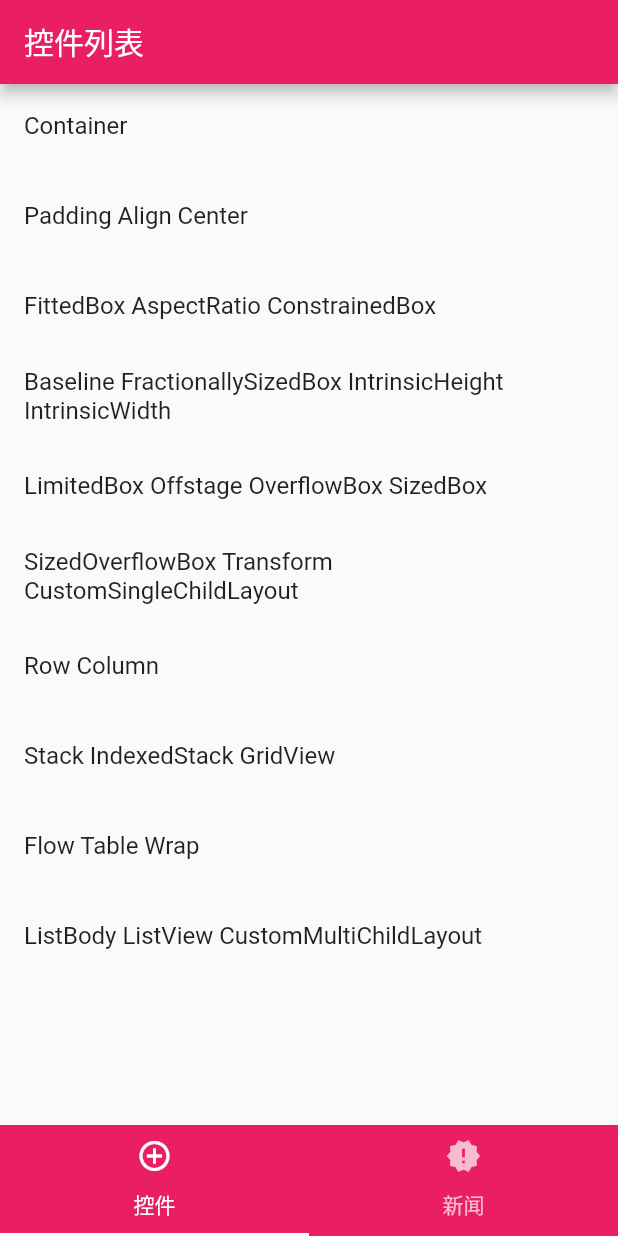
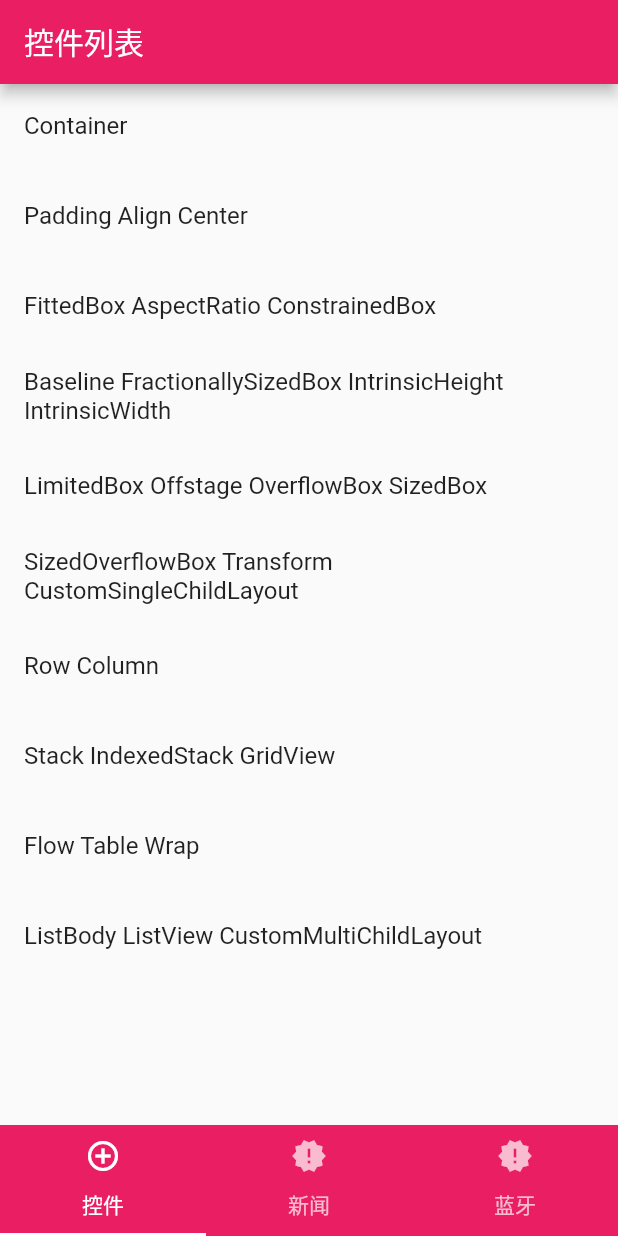
Before and after one commit to gaozm0509/FlutterDemo, a Flutter app: the screen it shows after launch, on a phone screen of 412 x 824 dp. Run offline on Flutter 3.47's test engine with Material 2 defaults, Android fonts, the phone set to English and light mode, and no system bars; our stand-ins replace dio, flutter_blue, fluttertoast; missing offline and left inert: ovprogresshud.

Commit message:
蓝牙小试牛刀

```diff
--- /dev/null
+++ b/lib/modular/bluetooth/bluetoothManager.dart
@@ -0,0 +1,22 @@
+import 'dart:async';
+
+import 'package:flutter_blue/flutter_blue.dart';
+
+class BluetoothManager extends Object {
+  static FlutterBlue flutterBlue = FlutterBlue.instance;
+  static var scanSubscription;
+
+  /// Start scanning
+  void scanning() {
+    scanSubscription = flutterBlue.scan().listen((scanResult) {
+      // do something with scan result
+      print('scanning....');
+      print('name:'+scanResult.device.name);
+    });
+  }
+
+  /// Stop scanning
+  void cacel() {
+    scanSubscription.cancel();
+  }
+}
--- /dev/null
+++ b/lib/modular/bluetoothPage/bluetoothPage.dart
@@ -0,0 +1,49 @@
+import 'package:flutter/material.dart';
+import 'package:flutter/widgets.dart';
+
+import '../bluetooth/bluetoothManager.dart';
+
+class BluetoothPage extends StatefulWidget {
+  @override
+  _BluetoothPageState createState() {
+    return _BluetoothPageState();
+  }
+}
+
+
+
+class _BluetoothPageState extends State<BluetoothPage> {
+  @override
+  Widget build(BuildContext context) {
+    return app;
+  }
+  static BluetoothManager  bluetoothManager = BluetoothManager();
+  static void scanning() {
+    bluetoothManager.scanning();
+  }
+
+  var app = MaterialApp(
+    theme: ThemeData(
+      primarySwatch: Colors.pink,
+    ),
+    home: homeScaffold
+  );
+
+  static var homeScaffold = Scaffold(
+    appBar: AppBar(
+      title: Text('蓝牙'),
+    ),
+    body: Column(
+      children: <Widget>[
+        MaterialButton(
+          color: Colors.black,
+          textColor: Colors.white,
+          child: Text('扫描'),
+          onPressed: (){
+            scanning();
+          },
+        )
+      ],
+    ),
+  );
+}
--- a/lib/modular/home/homePage.dart
+++ b/lib/modular/home/homePage.dart
@@ -10,6 +10,7 @@
 import 'package:flutter/material.dart';
 import 'package:flutter_demo/modular/controls/controlsList.dart';
 import 'package:flutter_demo/modular/news/newsList.dart';
+import '../bluetoothPage/bluetoothPage.dart';
 
 class HomePage extends StatefulWidget {
   @override
@@ -24,7 +25,7 @@ class _HomePageState extends State<HomePage> with TickerProviderStateMixin {
   @override
   void initState() {
     super.initState();
-    _controller = new TabController(length: 2, vsync: this);
+    _controller = new TabController(length: 3, vsync: this);
   }
 
   @override
@@ -44,6 +45,7 @@ class _HomePageState extends State<HomePage> with TickerProviderStateMixin {
           children: [
             new ControlsList(),
             new NewsList(),
+            new BluetoothPage(),
           ],
         ),
         bottomNavigationBar: Material(
@@ -63,6 +65,12 @@ class _HomePageState extends State<HomePage> with TickerProviderStateMixin {
                   Icons.new_releases,
                 ),
               ),
+              Tab(
+                text: "蓝牙",
+                icon: new Icon(
+                  Icons.new_releases,
+                ),
+              )
             ],
           ),
         ),
--- a/pubspec.yaml
+++ b/pubspec.yaml
@@ -21,8 +21,9 @@ dependencies:
     sdk: flutter
 
   dio: ^2.1.13
-  fluttertoast: ^3.1.0
+  fluttertoast: any
   ovprogresshud: any
+  flutter_blue: any
 
   # The following adds the Cupertino Icons font to your application.
   # Use with the CupertinoIcons class for iOS style icons.
```
Also changed, not shown: pubspec.lock, 5 other files.
